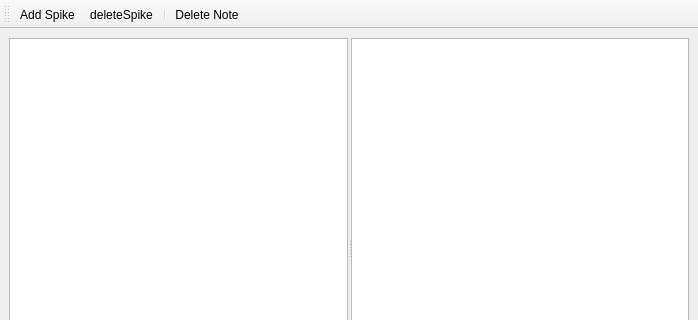
This is ui/reknote.ui in Narfinger/reknote as Qt 5 draws it before an edit; both pictures show x 0 to 698 and y 0 to 320 of the 698 by 488 pixel window. The edited form follows.
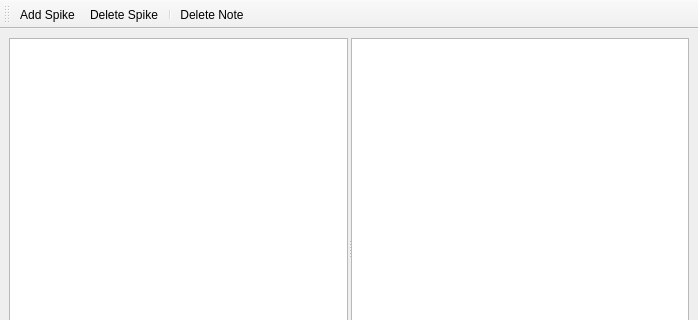
This is the edited form. Icons and pictures are not drawn. Custom widgets are drawn as their Qt base class.

Commit message: changed to new signal slot for all + fixed typo in ui

Patch:
```diff
--- a/ui/reknote.ui
+++ b/ui/reknote.ui
@@ -128,7 +128,7 @@
     </iconset>
    </property>
    <property name="text">
-    <string>deleteSpike</string>
+    <string>Delete Spike</string>
    </property>
   </action>
   <action name="actionDeleteNote">
```
Left out of the diff: 4 changed lines with no effect on the pictures. The commit also changes 1 other file.
